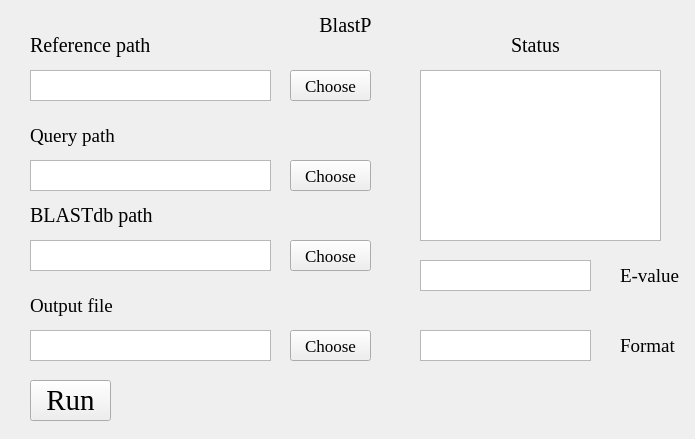
First picture: the form in BlastP.ui, repository hzaurzli/MicroWorldOmics, before the edit.
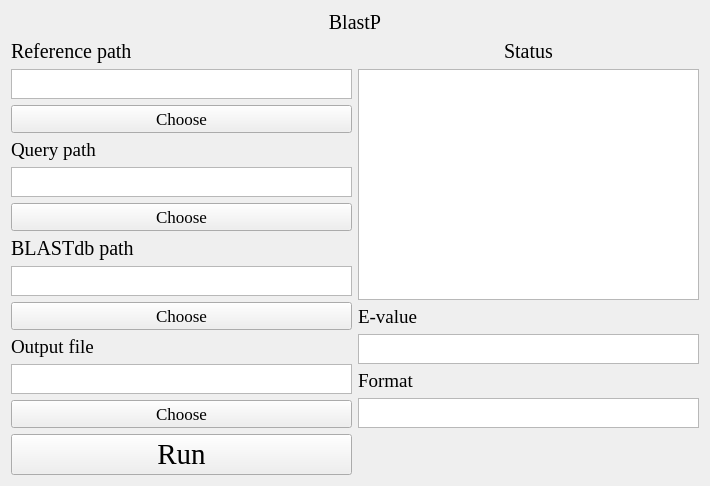
Second picture: the form after the edit. Icons and pictures are not drawn.

The edit to the form file:
```diff
--- a/BlastP.ui
+++ b/BlastP.ui
@@ -6,8 +6,8 @@
    <rect>
     <x>0</x>
     <y>0</y>
-    <width>695</width>
-    <height>439</height>
+    <width>710</width>
+    <height>479</height>
    </rect>
   </property>
   <property name="windowTitle">
@@ -16,15 +16,11 @@
   <property name="styleSheet">
    <string notr="true">background-image: url(D:/Documents/Desktop/bb.png)</string>
   </property>
-  <widget class="QLabel" name="label">
-   <property name="geometry">
-    <rect>
-     <x>280</x>
-     <y>10</y>
-     <width>131</width>
-     <height>31</height>
-    </rect>
-   </property>
+  <layout class="QGridLayout" name="gridLayout_6">
+   <item row="0" column="0" colspan="2">
+    <layout class="QGridLayout" name="gridLayout_8">
+     <item row="0" column="0">
+      <widget class="QLabel" name="label_3">
    <property name="font">
     <font>
      <family>Times New Roman</family>
@@ -38,15 +34,29 @@
     <set>Qt::AlignCenter</set>
    </property>
   </widget>
+     </item>
+    </layout>
+   </item>
+   <item row="1" column="0">
+    <layout class="QGridLayout" name="gridLayout">
+     <item row="3" column="0">
+      <widget class="QLabel" name="label_7">
+       <property name="font">
+        <font>
+         <family>Times New Roman</family>
+         <pointsize>14</pointsize>
+        </font>
+       </property>
+       <property name="text">
+        <string>Query path</string>
+       </property>
+       <property name="alignment">
+        <set>Qt::AlignLeading|Qt::AlignLeft|Qt::AlignVCenter</set>
+       </property>
+      </widget>
+     </item>
+     <item row="0" column="0">
   <widget class="QLabel" name="label_2">
-   <property name="geometry">
-    <rect>
-     <x>30</x>
-     <y>30</y>
-     <width>161</width>
-     <height>31</height>
-    </rect>
-   </property>
    <property name="font">
     <font>
      <family>Times New Roman</family>
@@ -60,28 +70,9 @@
     <set>Qt::AlignLeading|Qt::AlignLeft|Qt::AlignVCenter</set>
    </property>
   </widget>
-  <widget class="QTextBrowser" name="textBrowser">
-   <property name="geometry">
-    <rect>
-     <x>420</x>
-     <y>70</y>
-     <width>241</width>
-     <height>171</height>
-    </rect>
-   </property>
-   <property name="styleSheet">
-    <string notr="true">background-image: url(D:/Documents/Desktop/white.png)</string>
-   </property>
-  </widget>
-  <widget class="QLabel" name="label_4">
-   <property name="geometry">
-    <rect>
-     <x>480</x>
-     <y>30</y>
-     <width>111</width>
-     <height>31</height>
-    </rect>
-   </property>
+     </item>
+     <item row="6" column="0">
+      <widget class="QLabel" name="label_6">
    <property name="font">
     <font>
      <family>Times New Roman</family>
@@ -89,69 +80,34 @@
     </font>
    </property>
    <property name="text">
-    <string>Status</string>
+        <string>BLASTdb path</string>
    </property>
    <property name="alignment">
-    <set>Qt::AlignCenter</set>
-   </property>
-  </widget>
+        <set>Qt::AlignLeading|Qt::AlignLeft|Qt::AlignVCenter</set>
+       </property>
+      </widget>
+     </item>
+     <item row="1" column="0">
   <widget class="QTextBrowser" name="textBrowser_2">
-   <property name="geometry">
-    <rect>
-     <x>30</x>
-     <y>70</y>
-     <width>241</width>
-     <height>31</height>
-    </rect>
-   </property>
-   <property name="styleSheet">
-    <string notr="true">background-image: url(D:/Documents/Desktop/white.png)</string>
-   </property>
-  </widget>
-  <widget class="QTextBrowser" name="textBrowser_3">
-   <property name="geometry">
-    <rect>
-     <x>30</x>
-     <y>160</y>
-     <width>241</width>
-     <height>31</height>
-    </rect>
-   </property>
+       <property name="sizePolicy">
+        <sizepolicy hsizetype="Expanding" vsizetype="Maximum">
+         <horstretch>0</horstretch>
+         <verstretch>0</verstretch>
+        </sizepolicy>
+       </property>
+       <property name="maximumSize">
+        <size>
+         <width>16777215</width>
+         <height>30</height>
+        </size>
+       </property>
    <property name="styleSheet">
     <string notr="true">background-image: url(D:/Documents/Desktop/white.png)</string>
    </property>
   </widget>
-  <widget class="QPushButton" name="pushButton">
-   <property name="geometry">
-    <rect>
-     <x>30</x>
-     <y>380</y>
-     <width>81</width>
-     <height>41</height>
-    </rect>
-   </property>
-   <property name="font">
-    <font>
-     <family>Times New Roman</family>
-     <pointsize>22</pointsize>
-    </font>
-   </property>
-   <property name="styleSheet">
-    <string notr="true">background-image: url(D:/Documents/Desktop/white.png)</string>
-   </property>
-   <property name="text">
-    <string>Run</string>
-   </property>
-  </widget>
+     </item>
+     <item row="9" column="0">
   <widget class="QLabel" name="label_5">
-   <property name="geometry">
-    <rect>
-     <x>30</x>
-     <y>290</y>
-     <width>161</width>
-     <height>31</height>
-    </rect>
-   </property>
    <property name="font">
     <font>
      <family>Times New Roman</family>
@@ -165,123 +121,60 @@
     <set>Qt::AlignLeading|Qt::AlignLeft|Qt::AlignVCenter</set>
    </property>
   </widget>
-  <widget class="QLabel" name="label_6">
-   <property name="geometry">
-    <rect>
-     <x>30</x>
-     <y>200</y>
-     <width>161</width>
-     <height>31</height>
-    </rect>
-   </property>
-   <property name="font">
-    <font>
-     <family>Times New Roman</family>
-     <pointsize>15</pointsize>
-    </font>
-   </property>
-   <property name="text">
-    <string>BLASTdb path</string>
-   </property>
-   <property name="alignment">
-    <set>Qt::AlignLeading|Qt::AlignLeft|Qt::AlignVCenter</set>
-   </property>
-  </widget>
-  <widget class="QTextBrowser" name="textBrowser_4">
-   <property name="geometry">
-    <rect>
-     <x>30</x>
-     <y>240</y>
-     <width>241</width>
-     <height>31</height>
-    </rect>
-   </property>
-   <property name="styleSheet">
-    <string notr="true">background-image: url(D:/Documents/Desktop/white.png)</string>
-   </property>
-  </widget>
+     </item>
+     <item row="10" column="0">
   <widget class="QTextBrowser" name="textBrowser_5">
-   <property name="geometry">
-    <rect>
-     <x>30</x>
-     <y>330</y>
-     <width>241</width>
-     <height>31</height>
-    </rect>
-   </property>
+       <property name="sizePolicy">
+        <sizepolicy hsizetype="Expanding" vsizetype="Maximum">
+         <horstretch>0</horstretch>
+         <verstretch>0</verstretch>
+        </sizepolicy>
+       </property>
+       <property name="maximumSize">
+        <size>
+         <width>16777215</width>
+         <height>30</height>
+        </size>
+       </property>
    <property name="styleSheet">
     <string notr="true">background-image: url(D:/Documents/Desktop/white.png)</string>
    </property>
   </widget>
-  <widget class="QLabel" name="label_7">
-   <property name="geometry">
-    <rect>
-     <x>30</x>
-     <y>120</y>
-     <width>161</width>
-     <height>31</height>
-    </rect>
-   </property>
-   <property name="font">
-    <font>
-     <family>Times New Roman</family>
-     <pointsize>14</pointsize>
-    </font>
-   </property>
-   <property name="text">
-    <string>Query path</string>
-   </property>
-   <property name="alignment">
-    <set>Qt::AlignLeading|Qt::AlignLeft|Qt::AlignVCenter</set>
-   </property>
-  </widget>
-  <widget class="QPushButton" name="pushButton_2">
-   <property name="geometry">
-    <rect>
-     <x>290</x>
-     <y>70</y>
-     <width>81</width>
-     <height>31</height>
-    </rect>
-   </property>
-   <property name="font">
-    <font>
-     <family>Times New Roman</family>
-     <pointsize>13</pointsize>
-    </font>
-   </property>
-   <property name="text">
-    <string>Choose</string>
-   </property>
-  </widget>
-  <widget class="QPushButton" name="pushButton_3">
-   <property name="geometry">
-    <rect>
-     <x>290</x>
-     <y>160</y>
-     <width>81</width>
-     <height>31</height>
-    </rect>
-   </property>
-   <property name="font">
-    <font>
-     <family>Times New Roman</family>
-     <pointsize>13</pointsize>
-    </font>
-   </property>
-   <property name="text">
-    <string>Choose</string>
-   </property>
-  </widget>
+     </item>
+     <item row="4" column="0">
+      <widget class="QTextBrowser" name="textBrowser_3">
+       <property name="sizePolicy">
+        <sizepolicy hsizetype="Expanding" vsizetype="Maximum">
+         <horstretch>0</horstretch>
+         <verstretch>0</verstretch>
+        </sizepolicy>
+       </property>
+       <property name="maximumSize">
+        <size>
+         <width>16777215</width>
+         <height>30</height>
+        </size>
+       </property>
+       <property name="styleSheet">
+        <string notr="true">background-image: url(D:/Documents/Desktop/white.png)</string>
+       </property>
+      </widget>
+     </item>
+     <item row="8" column="0">
   <widget class="QPushButton" name="pushButton_4">
-   <property name="geometry">
-    <rect>
-     <x>290</x>
-     <y>240</y>
-     <width>81</width>
-     <height>31</height>
-    </rect>
-   </property>
+       <property name="font">
+        <font>
+         <family>Times New Roman</family>
+         <pointsize>13</pointsize>
+        </font>
+       </property>
+       <property name="text">
+        <string>Choose</string>
+       </property>
+      </widget>
+     </item>
+     <item row="5" column="0">
+      <widget class="QPushButton" name="pushButton_3">
    <property name="font">
     <font>
      <family>Times New Roman</family>
@@ -292,15 +185,41 @@
     <string>Choose</string>
    </property>
   </widget>
+     </item>
+     <item row="2" column="0">
+      <widget class="QPushButton" name="pushButton_2">
+       <property name="font">
+        <font>
+         <family>Times New Roman</family>
+         <pointsize>13</pointsize>
+        </font>
+       </property>
+       <property name="text">
+        <string>Choose</string>
+       </property>
+      </widget>
+     </item>
+     <item row="7" column="0">
+      <widget class="QTextBrowser" name="textBrowser_4">
+       <property name="sizePolicy">
+        <sizepolicy hsizetype="Expanding" vsizetype="Maximum">
+         <horstretch>0</horstretch>
+         <verstretch>0</verstretch>
+        </sizepolicy>
+       </property>
+       <property name="maximumSize">
+        <size>
+         <width>16777215</width>
+         <height>30</height>
+        </size>
+       </property>
+       <property name="styleSheet">
+        <string notr="true">background-image: url(D:/Documents/Desktop/white.png)</string>
+       </property>
+      </widget>
+     </item>
+     <item row="11" column="0">
   <widget class="QPushButton" name="pushButton_5">
-   <property name="geometry">
-    <rect>
-     <x>290</x>
-     <y>330</y>
-     <width>81</width>
-     <height>31</height>
-    </rect>
-   </property>
    <property name="font">
     <font>
      <family>Times New Roman</family>
@@ -311,28 +230,32 @@
     <string>Choose</string>
    </property>
   </widget>
+     </item>
+    </layout>
+   </item>
+   <item row="1" column="1">
+    <layout class="QGridLayout" name="gridLayout_3">
+     <item row="3" column="0">
   <widget class="QTextEdit" name="textEdit">
-   <property name="geometry">
-    <rect>
-     <x>420</x>
-     <y>260</y>
-     <width>171</width>
-     <height>31</height>
-    </rect>
+       <property name="sizePolicy">
+        <sizepolicy hsizetype="Expanding" vsizetype="Maximum">
+         <horstretch>0</horstretch>
+         <verstretch>0</verstretch>
+        </sizepolicy>
+       </property>
+       <property name="maximumSize">
+        <size>
+         <width>16777215</width>
+         <height>30</height>
+        </size>
    </property>
    <property name="styleSheet">
     <string notr="true">background-image: url(D:/Documents/Desktop/white.png)</string>
    </property>
   </widget>
+     </item>
+     <item row="2" column="0">
   <widget class="QLabel" name="label_8">
-   <property name="geometry">
-    <rect>
-     <x>620</x>
-     <y>260</y>
-     <width>61</width>
-     <height>31</height>
-    </rect>
-   </property>
    <property name="font">
     <font>
      <family>Times New Roman</family>
@@ -346,15 +269,50 @@
     <set>Qt::AlignLeading|Qt::AlignLeft|Qt::AlignVCenter</set>
    </property>
   </widget>
+     </item>
+     <item row="1" column="0">
+      <widget class="QTextBrowser" name="textBrowser">
+       <property name="sizePolicy">
+        <sizepolicy hsizetype="Expanding" vsizetype="Expanding">
+         <horstretch>0</horstretch>
+         <verstretch>0</verstretch>
+        </sizepolicy>
+       </property>
+       <property name="maximumSize">
+        <size>
+         <width>16777215</width>
+         <height>16777215</height>
+        </size>
+       </property>
+       <property name="styleSheet">
+        <string notr="true">background-image: url(D:/Documents/Desktop/white.png)</string>
+       </property>
+      </widget>
+     </item>
+     <item row="0" column="0">
+      <widget class="QLabel" name="label_4">
+       <property name="sizePolicy">
+        <sizepolicy hsizetype="Expanding" vsizetype="Maximum">
+         <horstretch>0</horstretch>
+         <verstretch>0</verstretch>
+        </sizepolicy>
+       </property>
+       <property name="font">
+        <font>
+         <family>Times New Roman</family>
+         <pointsize>15</pointsize>
+        </font>
+       </property>
+       <property name="text">
+        <string>Status</string>
+       </property>
+       <property name="alignment">
+        <set>Qt::AlignCenter</set>
+       </property>
+      </widget>
+     </item>
+     <item row="4" column="0">
   <widget class="QLabel" name="label_9">
-   <property name="geometry">
-    <rect>
-     <x>620</x>
-     <y>330</y>
-     <width>61</width>
-     <height>31</height>
-    </rect>
-   </property>
    <property name="font">
     <font>
      <family>Times New Roman</family>
@@ -368,19 +326,49 @@
     <set>Qt::AlignLeading|Qt::AlignLeft|Qt::AlignVCenter</set>
    </property>
   </widget>
+     </item>
+     <item row="5" column="0">
   <widget class="QTextEdit" name="textEdit_2">
-   <property name="geometry">
-    <rect>
-     <x>420</x>
-     <y>330</y>
-     <width>171</width>
-     <height>31</height>
-    </rect>
-   </property>
+       <property name="sizePolicy">
+        <sizepolicy hsizetype="Expanding" vsizetype="Maximum">
+         <horstretch>0</horstretch>
+         <verstretch>0</verstretch>
+        </sizepolicy>
+       </property>
+       <property name="maximumSize">
+        <size>
+         <width>16777215</width>
+         <height>30</height>
+        </size>
+       </property>
    <property name="styleSheet">
     <string notr="true">background-image: url(D:/Documents/Desktop/white.png)</string>
    </property>
   </widget>
+     </item>
+    </layout>
+   </item>
+   <item row="2" column="0">
+    <layout class="QGridLayout" name="gridLayout_5">
+     <item row="0" column="0">
+      <widget class="QPushButton" name="pushButton">
+       <property name="font">
+        <font>
+         <family>Times New Roman</family>
+         <pointsize>22</pointsize>
+        </font>
+       </property>
+       <property name="styleSheet">
+        <string notr="true">background-image: url(D:/Documents/Desktop/white.png)</string>
+       </property>
+       <property name="text">
+        <string>Run</string>
+       </property>
+      </widget>
+     </item>
+    </layout>
+   </item>
+  </layout>
  </widget>
  <resources/>
  <connections/>
```
Left out of the diff: 2 changed lines with no effect on the pictures. Lines whose indentation alone changed are shown as unchanged.
